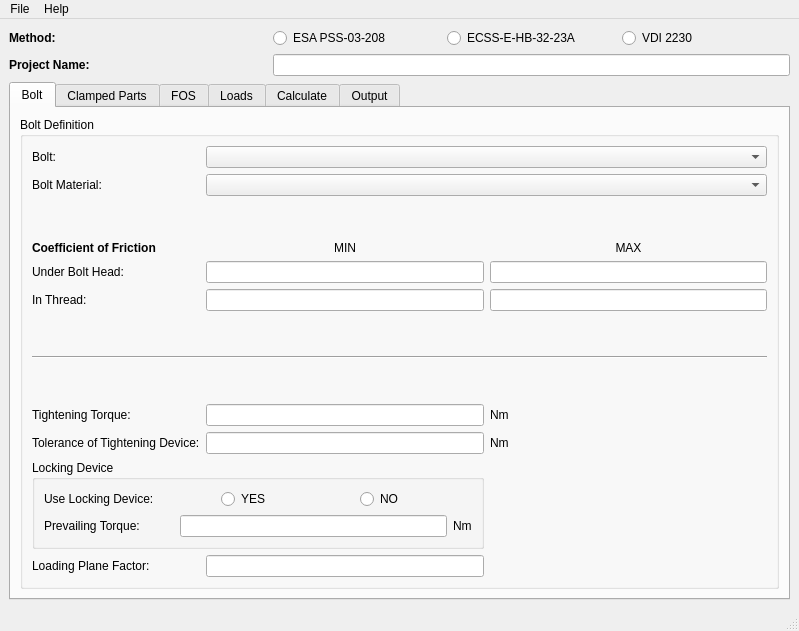
misams/BAT, file BAT/src/gui/bat_gui.ui: the form before one commit.
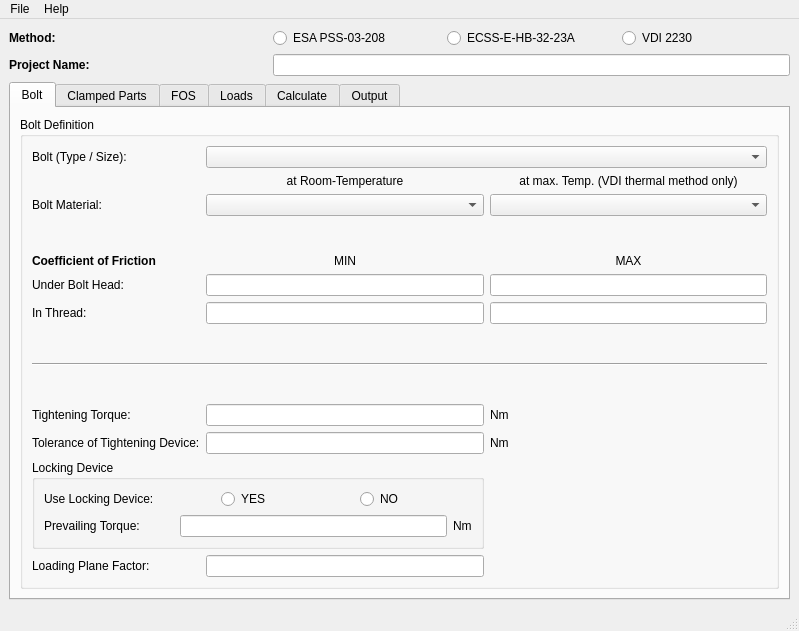
The form after the commit.

The edit to the form file:
```diff
--- a/BAT/src/gui/bat_gui.ui
+++ b/BAT/src/gui/bat_gui.ui
@@ -84,14 +84,17 @@
            <string>Bolt Definition</string>
           </property>
           <layout class="QGridLayout" name="gridLayout_5">
-           <item row="5" column="0">
+           <item row="2" column="2">
+            <widget class="QComboBox" name="comboBoltMaterialT"/>
+           </item>
+           <item row="7" column="0">
             <widget class="QLabel" name="label_9">
              <property name="text">
               <string>In Thread:</string>
              </property>
             </widget>
            </item>
-           <item row="4" column="0">
+           <item row="6" column="0">
             <widget class="QLabel" name="label_6">
              <property name="frameShape">
               <enum>QFrame::NoFrame</enum>
@@ -101,37 +104,37 @@
              </property>
             </widget>
            </item>
-           <item row="5" column="1">
+           <item row="7" column="1">
             <widget class="QLineEdit" name="cofThreadMin"/>
            </item>
-           <item row="1" column="0">
+           <item row="2" column="0">
             <widget class="QLabel" name="label_5">
              <property name="text">
               <string>Bolt Material:</string>
              </property>
             </widget>
            </item>
-           <item row="10" column="1">
+           <item row="12" column="1">
             <widget class="QLineEdit" name="tightTorqueTol"/>
            </item>
-           <item row="9" column="0">
+           <item row="11" column="0">
             <widget class="QLabel" name="label_10">
              <property name="text">
               <string>Tightening Torque:</string>
              </property>
             </widget>
            </item>
-           <item row="5" column="2">
+           <item row="7" column="2">
             <widget class="QLineEdit" name="cofThreadMax"/>
            </item>
-           <item row="9" column="2">
+           <item row="11" column="2">
             <widget class="QLabel" name="label_11">
              <property name="text">
               <string>Nm</string>
              </property>
             </widget>
            </item>
-           <item row="2" column="0">
+           <item row="4" column="0">
             <spacer name="verticalSpacer_3">
              <property name="orientation">
               <enum>Qt::Vertical</enum>
@@ -144,7 +147,7 @@
              </property>
             </spacer>
            </item>
-           <item row="7" column="0" colspan="3">
+           <item row="9" column="0" colspan="3">
             <widget class="Line" name="line">
              <property name="sizePolicy">
               <sizepolicy hsizetype="Minimum" vsizetype="Fixed">
@@ -157,13 +160,13 @@
              </property>
             </widget>
            </item>
-           <item row="12" column="1">
+           <item row="14" column="1">
             <widget class="QLineEdit" name="loadingPlaneFactor"/>
            </item>
-           <item row="4" column="2">
+           <item row="6" column="2">
             <widget class="QLineEdit" name="cofBoltHeadMax"/>
            </item>
-           <item row="10" column="0">
+           <item row="12" column="0">
             <widget class="QLabel" name="label_12">
              <property name="text">
               <string>Tolerance of Tightening Device:</string>
@@ -173,14 +176,14 @@
            <item row="0" column="1" colspan="2">
             <widget class="QComboBox" name="comboBolt"/>
            </item>
-           <item row="12" column="0">
+           <item row="14" column="0">
             <widget class="QLabel" name="label_17">
              <property name="text">
               <string>Loading Plane Factor:</string>
              </property>
             </widget>
            </item>
-           <item row="3" column="1">
+           <item row="5" column="1">
             <widget class="QLabel" name="label_7">
              <property name="text">
               <string>MIN</string>
@@ -190,7 +193,7 @@
              </property>
             </widget>
            </item>
-           <item row="6" column="0">
+           <item row="8" column="0">
             <spacer name="verticalSpacer_2">
              <property name="orientation">
               <enum>Qt::Vertical</enum>
@@ -206,14 +209,14 @@
            <item row="0" column="0">
             <widget class="QLabel" name="label_4">
              <property name="text">
-              <string>Bolt:</string>
+              <string>Bolt (Type / Size):</string>
              </property>
             </widget>
            </item>
-           <item row="9" column="1">
+           <item row="11" column="1">
             <widget class="QLineEdit" name="tightTorque"/>
            </item>
-           <item row="3" column="0">
+           <item row="5" column="0">
             <widget class="QLabel" name="label_18">
              <property name="font">
               <font>
@@ -226,7 +229,7 @@
              </property>
             </widget>
            </item>
-           <item row="3" column="2">
+           <item row="5" column="2">
             <widget class="QLabel" name="label_8">
              <property name="text">
               <string>MAX</string>
@@ -236,10 +239,7 @@
              </property>
             </widget>
            </item>
-           <item row="1" column="1" colspan="2">
-            <widget class="QComboBox" name="comboBoltMaterial"/>
-           </item>
-           <item row="8" column="0">
+           <item row="10" column="0">
             <spacer name="verticalSpacer">
              <property name="orientation">
               <enum>Qt::Vertical</enum>
@@ -252,17 +252,17 @@
              </property>
             </spacer>
            </item>
-           <item row="4" column="1">
+           <item row="6" column="1">
             <widget class="QLineEdit" name="cofBoltHeadMin"/>
            </item>
-           <item row="10" column="2">
+           <item row="12" column="2">
             <widget class="QLabel" name="label_13">
              <property name="text">
               <string>Nm</string>
              </property>
             </widget>
            </item>
-           <item row="11" column="0" colspan="2">
+           <item row="13" column="0" colspan="2">
             <widget class="QGroupBox" name="groupBox_2">
              <property name="title">
               <string>Locking Device</string>
@@ -328,6 +328,32 @@
              </layout>
             </widget>
            </item>
+           <item row="2" column="1">
+            <widget class="QComboBox" name="comboBoltMaterial"/>
+           </item>
+           <item row="1" column="1">
+            <widget class="QLabel" name="label_3">
+             <property name="layoutDirection">
+              <enum>Qt::LeftToRight</enum>
+             </property>
+             <property name="text">
+              <string>at Room-Temperature</string>
+             </property>
+             <property name="alignment">
+              <set>Qt::AlignCenter</set>
+             </property>
+            </widget>
+           </item>
+           <item row="1" column="2">
+            <widget class="QLabel" name="label_38">
+             <property name="text">
+              <string>at max. Temp. (VDI thermal method only)</string>
+             </property>
+             <property name="alignment">
+              <set>Qt::AlignCenter</set>
+             </property>
+            </widget>
+           </item>
           </layout>
          </widget>
         </item>
@@ -664,6 +690,13 @@
              </property>
             </spacer>
            </item>
+           <item row="0" column="4">
+            <widget class="QCheckBox" name="checkBoxVdiThermal">
+             <property name="text">
+              <string>use VDI Thermal Method</string>
+             </property>
+            </widget>
+           </item>
           </layout>
          </widget>
         </item>
@@ -845,7 +878,6 @@
    <zorder>projectName</zorder>
    <zorder>label_2</zorder>
    <zorder>tabWidget</zorder>
-   <zorder>horizontalLayoutWidget</zorder>
   </widget>
   <widget class="QMenuBar" name="menubar">
    <property name="geometry">
```
Left out of the diff: 4 changed lines with no effect on the pictures.
